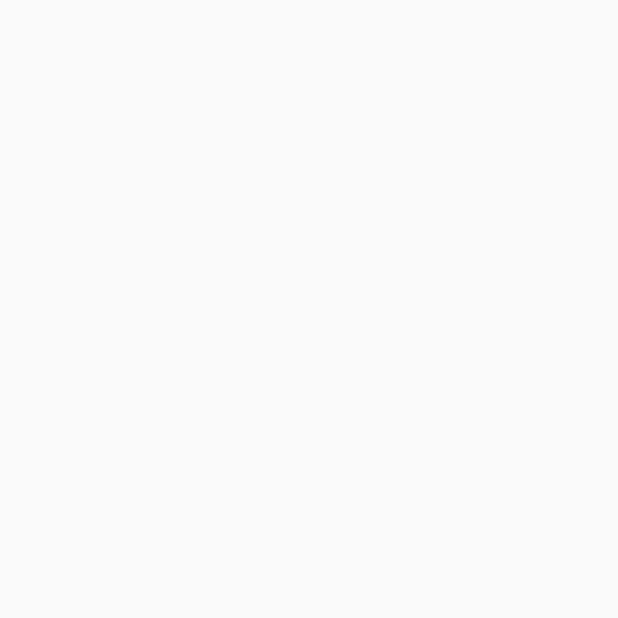
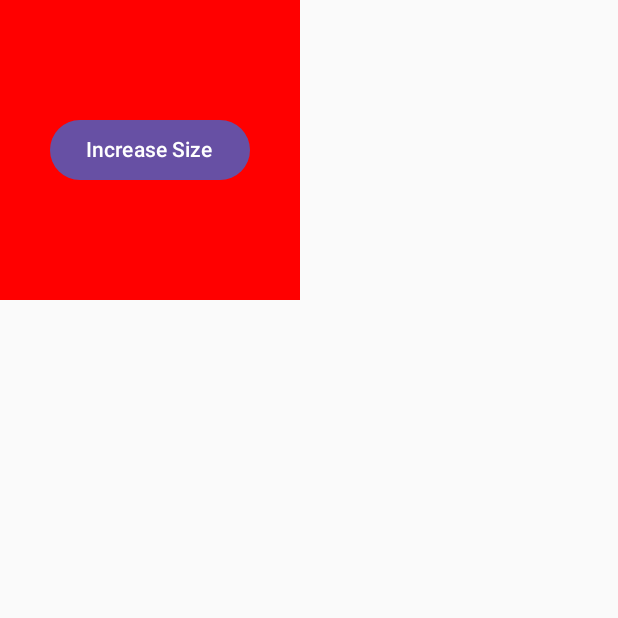
Before and after one commit to Maverick395006/JetpackCompose-PL, an Android app built with Jetpack Compose: the screen it shows after launch (MainActivity), on a phone screen of 412 x 824 dp, the top half of it. Before the commit the part shown is empty. Run offline under Robolectric (Android 15) with nearby library versions, the phone set to English and light mode, and no system bars; our stand-ins replace constraintlayout-compose.

Commit message:
Part 11: Simple Animations

```diff
--- a/app/src/main/java/com/example/jetpackcomposepl/MainActivity.kt
+++ b/app/src/main/java/com/example/jetpackcomposepl/MainActivity.kt
@@ -60,6 +60,7 @@ import androidx.compose.ui.unit.sp
 import androidx.constraintlayout.compose.ConstraintLayout
 import androidx.constraintlayout.compose.ConstraintSet
 import androidx.constraintlayout.compose.Dimension
+import com.example.jetpackcomposepl.animation.AnimationComponent
 import kotlinx.coroutines.delay
 import kotlinx.coroutines.launch
 import kotlin.random.Random
@@ -69,7 +70,7 @@ class MainActivity : ComponentActivity() {
     override fun onCreate(savedInstanceState: Bundle?) {
         super.onCreate(savedInstanceState)
         setContent {
-
+            AnimationComponent()
         }
     }
 
--- /dev/null
+++ b/app/src/main/java/com/example/jetpackcomposepl/animation/AnimationDemo.kt
@@ -0,0 +1,59 @@
+package com.example.jetpackcomposepl.animation
+
+import androidx.compose.animation.core.Easing
+import androidx.compose.animation.core.FastOutLinearInEasing
+import androidx.compose.animation.core.LinearEasing
+import androidx.compose.animation.core.LinearOutSlowInEasing
+import androidx.compose.animation.core.Spring
+import androidx.compose.animation.core.animateDpAsState
+import androidx.compose.animation.core.keyframes
+import androidx.compose.animation.core.spring
+import androidx.compose.animation.core.tween
+import androidx.compose.foundation.background
+import androidx.compose.foundation.layout.Box
+import androidx.compose.foundation.layout.size
+import androidx.compose.material3.Button
+import androidx.compose.material3.Text
+import androidx.compose.runtime.Composable
+import androidx.compose.runtime.mutableStateOf
+import androidx.compose.runtime.*
+import androidx.compose.ui.Alignment
+import androidx.compose.ui.Modifier
+import androidx.compose.ui.graphics.Color
+import androidx.compose.ui.tooling.preview.Preview
+import androidx.compose.ui.unit.dp
+
+@Composable
+fun AnimationComponent() {
+    var sizerState by remember {
+        mutableStateOf(200.dp)
+    }
+    val size by animateDpAsState(
+        targetValue = sizerState,
+        keyframes {
+            durationMillis = 2000
+            sizerState at 0 with LinearEasing
+            sizerState * 1.5f at 1000 with FastOutLinearInEasing
+            sizerState * 1f at 1000 with FastOutLinearInEasing
+        },
+        label = ""
+    )
+    Box(
+        modifier = Modifier
+            .size(size)
+            .background(Color.Red),
+        contentAlignment = Alignment.Center
+    ) {
+        Button(onClick = {
+            sizerState += 50.dp
+        }) {
+            Text(text = "Increase Size")
+        }
+    }
+}
+
+@Preview(name = "Animation Demo", showSystemUi = true, showBackground = true)
+@Composable
+fun AnimationPreview() {
+    AnimationComponent()
+}
```
